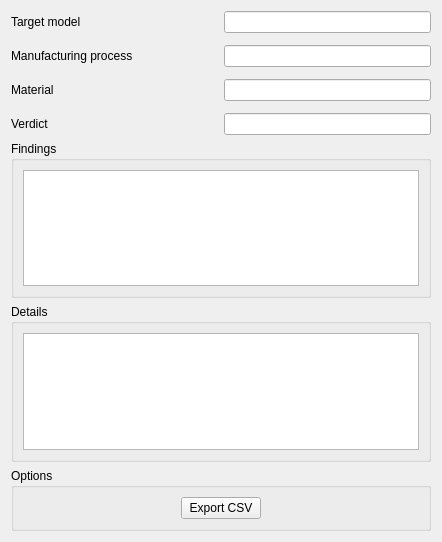
First picture: the form in gui/resources/ui/task_results.ui, repository ryankembrey/FreeCAD-DFM-Workbench, before the edit.
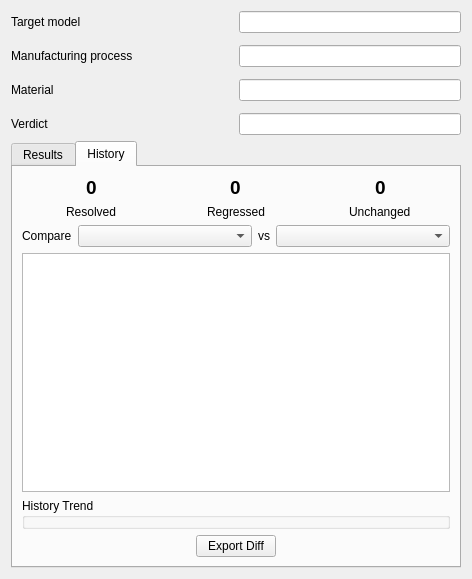
Second picture: the form after the edit. The open tabs and pages were chosen to show the change.

Commit message: App/Gui: Add history diff tool

What changed in the file:
```diff
--- a/gui/resources/ui/task_results.ui
+++ b/gui/resources/ui/task_results.ui
@@ -6,8 +6,8 @@
    <rect>
     <x>0</x>
     <y>0</y>
-    <width>442</width>
-    <height>542</height>
+    <width>472</width>
+    <height>579</height>
    </rect>
   </property>
   <property name="windowTitle">
@@ -73,6 +73,16 @@
      </item>
     </layout>
    </item>
+   <item>
+    <widget class="QTabWidget" name="tabWidget">
+     <property name="currentIndex">
+      <number>0</number>
+     </property>
+     <widget class="QWidget" name="tabResults">
+      <attribute name="title">
+       <string>Results</string>
+      </attribute>
+      <layout class="QVBoxLayout" name="verticalLayout_2">
    <item>
     <widget class="QGroupBox" name="groupBox_2">
      <property name="title">
@@ -137,6 +147,129 @@
        </layout>
       </item>
      </layout>
+        </widget>
+       </item>
+      </layout>
+     </widget>
+     <widget class="QWidget" name="tabHistory">
+      <attribute name="title">
+       <string>History</string>
+      </attribute>
+      <layout class="QVBoxLayout" name="vlHistory">
+       <item>
+        <layout class="QGridLayout" name="gridLayout_3" columnstretch="1,1,1">
+         <item row="0" column="1" alignment="Qt::AlignmentFlag::AlignHCenter">
+          <widget class="QLabel" name="lRegressed">
+           <property name="font">
+            <font>
+             <pointsize>14</pointsize>
+             <bold>true</bold>
+            </font>
+           </property>
+           <property name="text">
+            <string>0</string>
+           </property>
+          </widget>
+         </item>
+         <item row="0" column="2" alignment="Qt::AlignmentFlag::AlignHCenter">
+          <widget class="QLabel" name="lUnchanged">
+           <property name="font">
+            <font>
+             <pointsize>14</pointsize>
+             <bold>true</bold>
+            </font>
+           </property>
+           <property name="text">
+            <string>0</string>
+           </property>
+          </widget>
+         </item>
+         <item row="0" column="0" alignment="Qt::AlignmentFlag::AlignHCenter">
+          <widget class="QLabel" name="lResolved">
+           <property name="font">
+            <font>
+             <pointsize>14</pointsize>
+             <bold>true</bold>
+            </font>
+           </property>
+           <property name="text">
+            <string>0</string>
+           </property>
+          </widget>
+         </item>
+         <item row="1" column="0" alignment="Qt::AlignmentFlag::AlignHCenter">
+          <widget class="QLabel" name="label_4">
+           <property name="text">
+            <string>Resolved</string>
+           </property>
+          </widget>
+         </item>
+         <item row="1" column="1" alignment="Qt::AlignmentFlag::AlignHCenter">
+          <widget class="QLabel" name="label_5">
+           <property name="text">
+            <string>Regressed</string>
+           </property>
+          </widget>
+         </item>
+         <item row="1" column="2" alignment="Qt::AlignmentFlag::AlignHCenter">
+          <widget class="QLabel" name="label_6">
+           <property name="text">
+            <string>Unchanged</string>
+           </property>
+          </widget>
+         </item>
+        </layout>
+       </item>
+       <item>
+        <layout class="QGridLayout" name="gridLayout_4" columnstretch="0,1,0,1">
+         <item row="0" column="0">
+          <widget class="QLabel" name="lCompare">
+           <property name="text">
+            <string>Compare</string>
+           </property>
+          </widget>
+         </item>
+         <item row="0" column="2">
+          <widget class="QLabel" name="lVs">
+           <property name="text">
+            <string>vs</string>
+           </property>
+          </widget>
+         </item>
+         <item row="0" column="1">
+          <widget class="QComboBox" name="cbRun1"/>
+         </item>
+         <item row="0" column="3">
+          <widget class="QComboBox" name="cbRun2"/>
+         </item>
+        </layout>
+       </item>
+       <item>
+        <widget class="QListWidget" name="lwDiffs">
+         <property name="sizePolicy">
+          <sizepolicy hsizetype="Expanding" vsizetype="MinimumExpanding">
+           <horstretch>0</horstretch>
+           <verstretch>0</verstretch>
+          </sizepolicy>
+         </property>
+        </widget>
+       </item>
+       <item>
+        <widget class="QGroupBox" name="gbHistoryTrend">
+         <property name="title">
+          <string>History Trend</string>
+         </property>
+        </widget>
+       </item>
+       <item alignment="Qt::AlignmentFlag::AlignHCenter">
+        <widget class="QPushButton" name="pbExportDiff">
+         <property name="text">
+          <string>Export Diff</string>
+         </property>
+        </widget>
+       </item>
+      </layout>
+     </widget>
     </widget>
    </item>
   </layout>
```
Left out of the diff: 48 changed lines with no effect on the pictures. Lines whose indentation alone changed are shown as unchanged. The commit also changes 7 other files.
